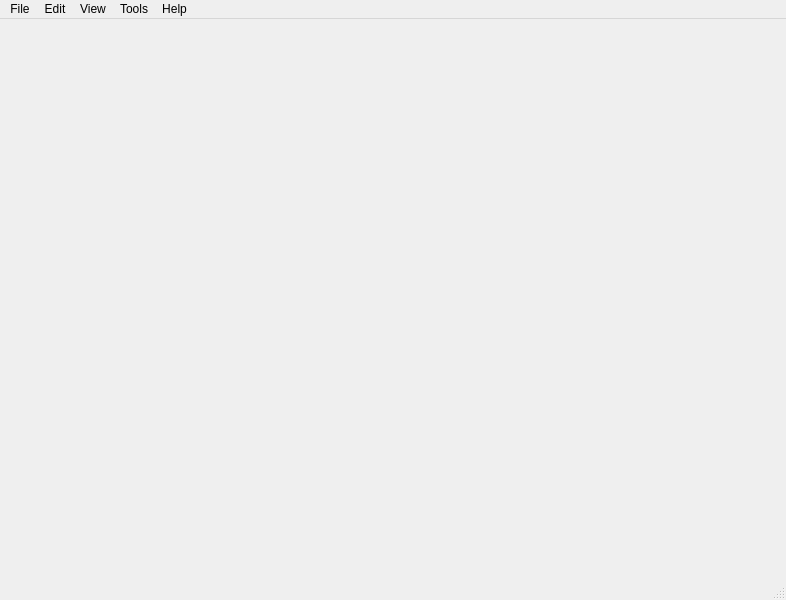
KrivanTomas/icp2026-petri-net, file src/ui/main_window.ui: the form before one commit.
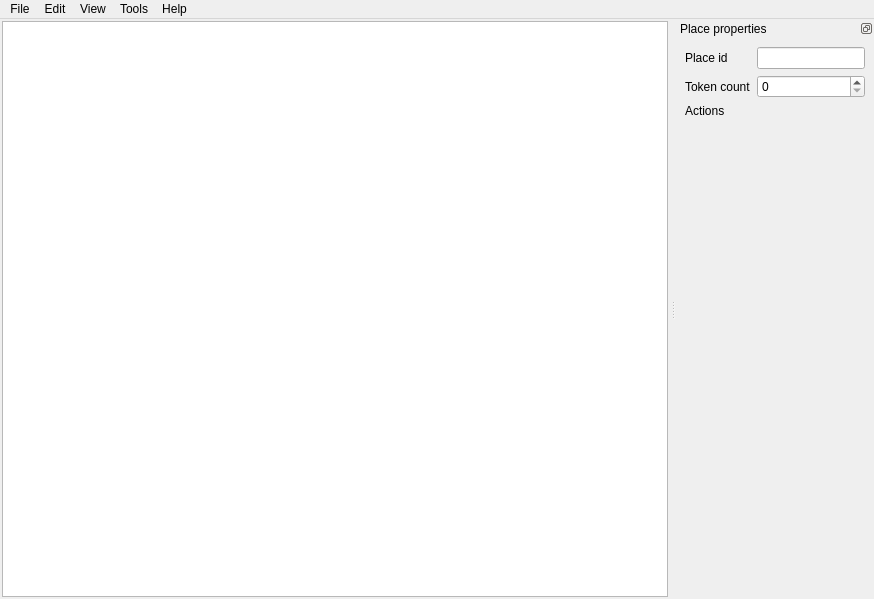
The form after the commit. Icons and pictures are not drawn.

Commit message: feat(main_window): add place property dock and `QGraphicsView` for the editor

The edit to the form file:
```diff
--- a/src/ui/main_window.ui
+++ b/src/ui/main_window.ui
@@ -9,20 +9,63 @@
    <rect>
     <x>0</x>
     <y>0</y>
-    <width>786</width>
-    <height>600</height>
+    <width>874</width>
+    <height>599</height>
    </rect>
   </property>
+  <property name="minimumSize">
+   <size>
+    <width>600</width>
+    <height>400</height>
+   </size>
+  </property>
   <property name="windowTitle">
    <string>Petri net editor</string>
   </property>
-  <widget class="QWidget" name="centralwidget"/>
+  <property name="windowOpacity">
+   <double>1.000000000000000</double>
+  </property>
+  <widget class="QWidget" name="horizontalLayoutWidget">
+   <layout class="QHBoxLayout" name="horizontalLayout">
+    <property name="sizeConstraint">
+     <enum>QLayout::SizeConstraint::SetDefaultConstraint</enum>
+    </property>
+    <property name="leftMargin">
+     <number>2</number>
+    </property>
+    <property name="topMargin">
+     <number>2</number>
+    </property>
+    <property name="rightMargin">
+     <number>2</number>
+    </property>
+    <property name="bottomMargin">
+     <number>2</number>
+    </property>
+    <item>
+     <widget class="QGraphicsView" name="graphicsView">
+      <property name="backgroundBrush">
+       <brush brushstyle="Dense7Pattern">
+        <color alpha="255">
+         <red>0</red>
+         <green>0</green>
+         <blue>0</blue>
+        </color>
+       </brush>
+      </property>
+      <property name="dragMode">
+       <enum>QGraphicsView::DragMode::NoDrag</enum>
+      </property>
+     </widget>
+    </item>
+   </layout>
+  </widget>
   <widget class="QMenuBar" name="menubar">
    <property name="geometry">
     <rect>
      <x>0</x>
      <y>0</y>
-     <width>786</width>
+     <width>874</width>
      <height>33</height>
     </rect>
    </property>
@@ -64,7 +107,67 @@
    <addaction name="menuTools"/>
    <addaction name="menuHelp"/>
   </widget>
-  <widget class="QStatusBar" name="statusbar"/>
+  <widget class="QDockWidget" name="propertiesDock">
+   <property name="floating">
+    <bool>false</bool>
+   </property>
+   <property name="features">
+    <set>QDockWidget::DockWidgetFeature::DockWidgetFloatable|QDockWidget::DockWidgetFeature::DockWidgetMovable</set>
+   </property>
+   <property name="allowedAreas">
+    <set>Qt::DockWidgetArea::LeftDockWidgetArea|Qt::DockWidgetArea::RightDockWidgetArea</set>
+   </property>
+   <property name="windowTitle">
+    <string>Place properties</string>
+   </property>
+   <attribute name="dockWidgetArea">
+    <number>2</number>
+   </attribute>
+   <widget class="QWidget" name="propertiesDockContents">
+    <layout class="QFormLayout" name="formLayout">
+     <item row="0" column="0">
+      <widget class="QLabel" name="labelPlaceId">
+       <property name="text">
+        <string>Place id</string>
+       </property>
+       <property name="buddy">
+        <cstring>placeIdLineEdit</cstring>
+       </property>
+      </widget>
+     </item>
+     <item row="0" column="1">
+      <widget class="QLineEdit" name="placeIdLineEdit"/>
+     </item>
+     <item row="1" column="0">
+      <widget class="QLabel" name="labelTokenCount">
+       <property name="text">
+        <string>Token count</string>
+       </property>
+       <property name="buddy">
+        <cstring>tokenCountSpinBox</cstring>
+       </property>
+      </widget>
+     </item>
+     <item row="1" column="1">
+      <widget class="QSpinBox" name="tokenCountSpinBox">
+       <property name="minimum">
+        <number>0</number>
+       </property>
+       <property name="maximum">
+        <number>9999</number>
+       </property>
+      </widget>
+     </item>
+     <item row="2" column="0">
+      <widget class="QLabel" name="labelActions">
+       <property name="text">
+        <string>Actions</string>
+       </property>
+      </widget>
+     </item>
+    </layout>
+   </widget>
+  </widget>
   <action name="actionNew">
    <property name="text">
     <string>New</string>
```
Left out of the diff: 12 changed lines with no effect on the pictures.
